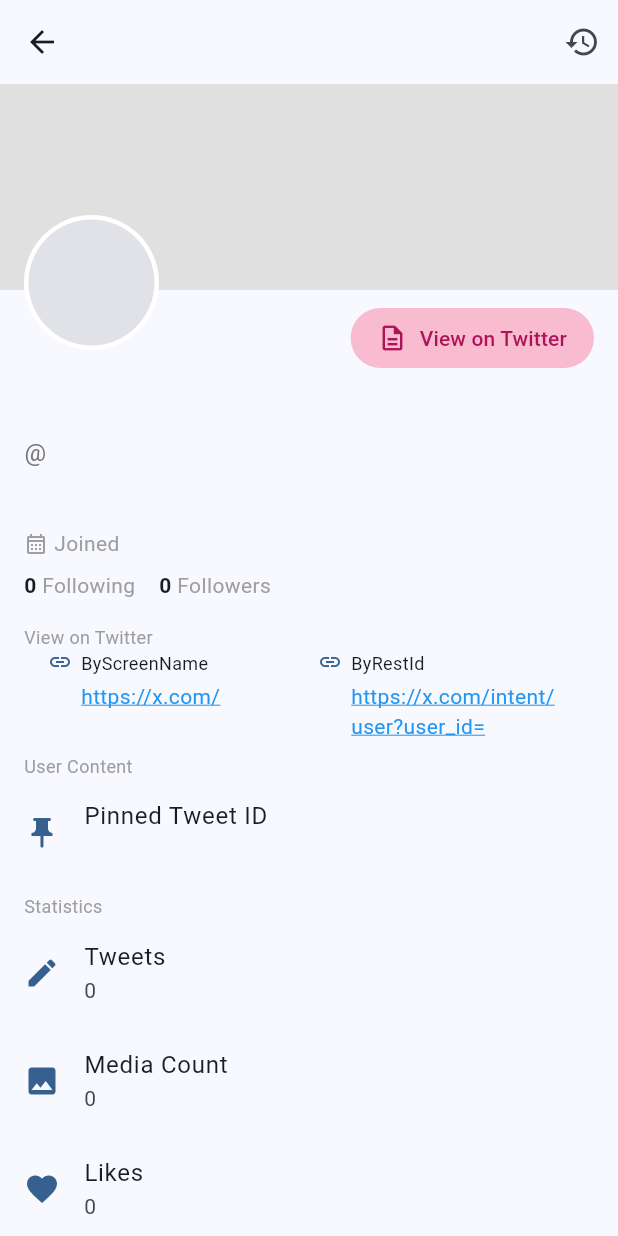
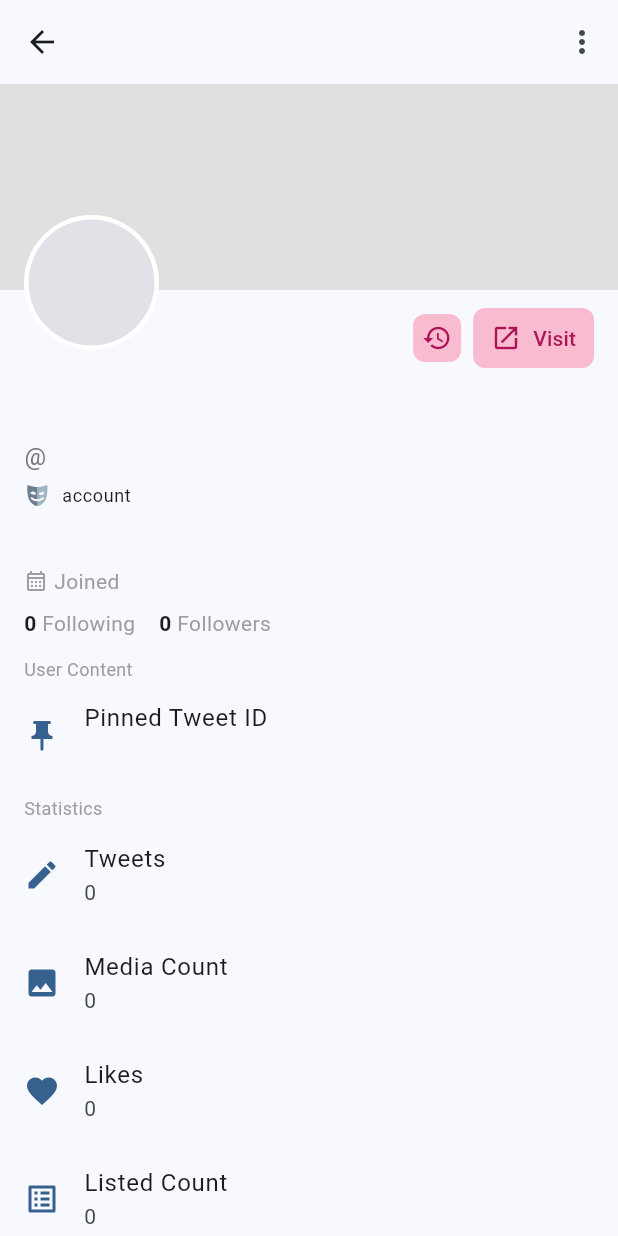
Before and after one commit to MtFloveU/autonitor, a Flutter app: the UserDetailPage screen opened directly with empty values, on a phone screen of 412 x 824 dp. Run offline on Flutter 3.47's test engine with Material 3 defaults, Android fonts, the phone set to English and light mode, and no system bars; our stand-ins replace cached_network_image, dio, drift, flutter_riverpod, flutter_secure_storage, flutter_svg and 2 more; missing offline and left inert: async_locks, flutter_inappwebview; accounts and stored records are empty; generated files the repository leaves out were written again.

Commit message:
UI Optimize (Stage 2)

```diff
--- a/lib/l10n/app_localizations.dart
+++ b/lib/l10n/app_localizations.dart
@@ -318,8 +318,8 @@ abstract class AppLocalizations {
   /// No description provided for @joined.
   ///
   /// In en, this message translates to:
-  /// **'Joined'**
-  String get joined;
+  /// **'Joined {date}'**
+  String joined(String date);
 
   /// No description provided for @im_logged_in.
   ///
@@ -716,6 +716,12 @@ abstract class AppLocalizations {
   /// In en, this message translates to:
   /// **'Automated by @{automatedScreenName}'**
   String automated_by(String automatedScreenName);
+
+  /// No description provided for @visit.
+  ///
+  /// In en, this message translates to:
+  /// **'Visit'**
+  String get visit;
 }
 
 class _AppLocalizationsDelegate
--- a/lib/l10n/app_zh.arb
+++ b/lib/l10n/app_zh.arb
@@ -36,7 +36,7 @@
   "choose_login_method": "选择登录方式",
   "browser_login": "浏览器登录",
   "manual_cookie": "输入Cookie",
-  "joined": "加入于",
+  "joined": "{date} 加入",
   "im_logged_in": "我已登录",
   "cancel": "取消",
   "ok": "确定",
@@ -116,5 +116,6 @@
   "graphql_path_config": "GQL QueryId 配置",
   "follows_you": "关注了你",
   "not_follow": "未关注",
-  "automated_by": "由 @{automatedScreenName} 自动发推"
+  "automated_by": "由 @{automatedScreenName} 自动发推",
+  "visit": "访问"
 }
--- a/lib/ui/user_detail_page.dart
+++ b/lib/ui/user_detail_page.dart
@@ -3,6 +3,7 @@ import 'dart:io';
 import 'dart:convert';
 import 'package:autonitor/providers/media_provider.dart';
 import 'package:flutter_riverpod/flutter_riverpod.dart';
+import 'package:intl/intl.dart';
 import 'package:path/path.dart' as p;
 import 'package:cached_network_image/cached_network_image.dart';
 import '../l10n/app_localizations.dart';
@@ -12,6 +13,50 @@ import 'package:flutter_svg/flutter_svg.dart';
 import 'package:url_launcher/url_launcher.dart';
 import '../models/twitter_user.dart';
 import 'user_history_page.dart';
+
+String formatJoinedTime(String? raw) {
+  if (raw == null || raw.isEmpty) return '';
+  try {
+    // 清理多余空格
+    final cleaned = raw.replaceAll(RegExp(r'\s+'), ' ').trim();
+    final parts = cleaned.split(' ');
+    if (parts.length < 6) return raw;
+
+    // 月份映射
+    final monthMap = {
+      'Jan': 1,
+      'Feb': 2,
+      'Mar': 3,
+      'Apr': 4,
+      'May': 5,
+      'Jun': 6,
+      'Jul': 7,
+      'Aug': 8,
+      'Sep': 9,
+      'Oct': 10,
+      'Nov': 11,
+      'Dec': 12,
+    };
+    final month = monthMap[parts[1]];
+    if (month == null) return raw;
+
+    final day = int.parse(parts[2]);
+    final timeParts = parts[3].split(':');
+    final hour = int.parse(timeParts[0]);
+    final minute = int.parse(timeParts[1]);
+    final second = int.parse(timeParts[2]);
+    final year = int.parse(parts[5]);
+
+    final utc = DateTime.utc(year, month, day, hour, minute, second);
+    final local = utc.toLocal();
+
+    final formatter = DateFormat.yMd().add_Hms();
+    return formatter.format(local);
+  } catch (e) {
+    debugPrint('formatJoinTime error: $e');
+    return raw;
+  }
+}
 
 class UserDetailPage extends ConsumerStatefulWidget {
   final TwitterUser user;
@@ -81,13 +126,12 @@ class _UserDetailPageState extends ConsumerState<UserDetailPage>
   void _prepareBuilders() {
     _builders.clear();
     _builders.add(_buildBannerAvatarSection);
-    _builders.add(_buildVisitButton);
+    _builders.add(_buildButtons);
     _builders.add((c) => const SizedBox(height: 5));
     _builders.add(_buildUserInfoColumn);
     _builders.add((c) => const SizedBox(height: 5));
     _builders.add(_buildMetadataRow);
     _builders.add(_buildCountsRow);
-    _builders.add(_buildExternalLinksSection);
     _builders.add(_buildPinnedTweetSection);
     _builders.add(_buildMetadataTiles);
     _builders.add(_buildIdentityTile);
@@ -189,20 +233,33 @@ class _UserDetailPageState extends ConsumerState<UserDetailPage>
       appBar: AppBar(
         title: Text(widget.user.name ?? 'Unknown'),
         actions: [
-          if (!widget.isFromHistory)
-            IconButton(
-              icon: const Icon(Icons.history),
-              tooltip: AppLocalizations.of(context)!.history,
-              onPressed: () {
-                Navigator.push(
-                  context,
-                  MaterialPageRoute(
-                    builder: (_) => UserHistoryPage(
-                      user: widget.user,
-                      ownerId: widget.ownerId,
+          PopupMenuButton<String>(
+            icon: Icon(Icons.more_vert),
+            offset: const Offset(0, 40),
+            onSelected: (value) {
+              if (value == 'json') {
+                final l10n = AppLocalizations.of(context)!;
+                _showJsonDialog(context, l10n);
+              }
+            },
+            itemBuilder: (context) {
+              final l10n = AppLocalizations.of(context)!;
+              return [
+                PopupMenuItem(
+                  value: 'json',
+                  child: Row(
+                    children: [
+                      Icon(
+                        Icons.description_outlined,
+                        size: 20,
+                        color: Theme.of(context).colorScheme.onSurface,
+                      ),
+                      const SizedBox(width: 8),
+                      Text('JSON'),
+                    ],
                   ),
                 ),
-                );
+              ];
             },
           ),
         ],
@@ -352,21 +409,69 @@ class _UserDetailPageState extends ConsumerState<UserDetailPage>
     return Container(color: Colors.grey.shade300);
   }
 
-  Widget _buildVisitButton(BuildContext context) {
+  Widget _buildButtons(BuildContext context) {
     final l10n = AppLocalizations.of(context)!;
+
+    // 右边访问按钮高度，和 padding 一致
+    final buttonHeight = 32.0; // 对应 padding: vertical: 6 + 图标 20 ≈ 32
+
     return Padding(
       padding: const EdgeInsets.only(right: 16.0, top: 8.0),
       child: Align(
         alignment: Alignment.centerRight,
-        child: FilledButton.tonalIcon(
-          onPressed: () => _showJsonDialog(context, l10n),
+        child: Row(
+          mainAxisSize: MainAxisSize.min,
+          children: [
+            // 左边历史按钮，正方形，高度和右边一致
+            SizedBox(
+              width: buttonHeight,
+              height: buttonHeight,
+              child: FilledButton(
+                onPressed: () {
+                  Navigator.push(
+                    context,
+                    MaterialPageRoute(
+                      builder: (_) => UserHistoryPage(
+                        user: widget.user,
+                        ownerId: widget.ownerId,
+                      ),
+                    ),
+                  );
+                },
                 style: FilledButton.styleFrom(
                   backgroundColor: Colors.pink.shade100,
                   foregroundColor: Colors.pink.shade800,
-            padding: const EdgeInsets.symmetric(horizontal: 18, vertical: 8),
+                  padding: EdgeInsets.zero, // 图标紧贴按钮中心
+                  shape: RoundedRectangleBorder(
+                    borderRadius: BorderRadius.circular(8),
                   ),
-          icon: const Icon(Icons.description_outlined, size: 20),
-          label: const Text('View on Twitter'),
+                  minimumSize: Size.zero,
+                  tapTargetSize: MaterialTapTargetSize.shrinkWrap,
+                ),
+                child: const Icon(Icons.history_outlined, size: 20),
+              ),
+            ),
+
+            const SizedBox(width: 8),
+
+            // 右边访问按钮
+            FilledButton.tonalIcon(
+              onPressed: () => _openExternalProfile(context, l10n),
+              style: FilledButton.styleFrom(
+                backgroundColor: Colors.pink.shade100,
+                foregroundColor: Colors.pink.shade800,
+                padding: const EdgeInsets.symmetric(
+                  horizontal: 12,
+                  vertical: 6,
+                ),
+                shape: RoundedRectangleBorder(
+                  borderRadius: BorderRadius.circular(8),
+                ),
+              ),
+              icon: const Icon(Icons.open_in_new, size: 20),
+              label: Text(l10n.visit),
+            ),
+          ],
         ),
       ),
     );
@@ -381,6 +486,8 @@ class _UserDetailPageState extends ConsumerState<UserDetailPage>
         children: [
           _buildNameHeader(context),
           _buildScreenName(context),
+          _buildAutomation(context),
+          _buildParodyLabel(context),
           const SizedBox(height: 4),
           SelectableText(
             widget.user.bio ?? '',
@@ -410,7 +517,7 @@ class _UserDetailPageState extends ConsumerState<UserDetailPage>
           _buildIconText(
             context,
             Icons.calendar_month_outlined,
-            '${l10n.joined} ${widget.user.joinedTime}',
+            l10n.joined(formatJoinedTime(widget.user.joinedTime)),
           ),
         ],
       ),
@@ -427,23 +534,6 @@ class _UserDetailPageState extends ConsumerState<UserDetailPage>
         children: [
           _buildCountText(context, widget.user.followingCount, l10n.following),
           _buildCountText(context, widget.user.followersCount, l10n.followers),
-        ],
-      ),
-    );
-  }
-
-  Widget _buildExternalLinksSection(BuildContext context) {
-    final l10n = AppLocalizations.of(context)!;
-    return Padding(
-      padding: const EdgeInsets.fromLTRB(16, 8, 16, 4),
-      child: Column(
-        crossAxisAlignment: CrossAxisAlignment.start,
-        children: [
-          Text(
-            l10n.view_on_twitter,
-            style: const TextStyle(fontSize: 12, color: Colors.grey),
-          ),
-          _buildExternalLinks(context),
         ],
       ),
     );
@@ -538,8 +628,9 @@ class _UserDetailPageState extends ConsumerState<UserDetailPage>
   Widget _buildSnapshotInfo(BuildContext context) {
     if (!widget.isFromHistory ||
         widget.snapshotId == null ||
-        widget.snapshotTimestamp == null)
+        widget.snapshotTimestamp == null) {
       return const SizedBox.shrink();
+    }
     return Padding(
       padding: const EdgeInsets.symmetric(vertical: 24, horizontal: 16),
       child: Text(
@@ -602,93 +693,124 @@ class _UserDetailPageState extends ConsumerState<UserDetailPage>
 
   Widget _buildScreenName(BuildContext context) {
     final l10n = AppLocalizations.of(context)!;
-    return Row(
-      children: [
-        Flexible(
-          child: SelectableText.rich(
-            TextSpan(
-              children: [
-                // @username
-                TextSpan(
-                  text: '@${widget.user.screenName ?? ''} ',
+    final children = <Widget>[
+      Text(
+        '@',
         style: Theme.of(
           context,
         ).textTheme.bodyLarge?.copyWith(color: Colors.grey.shade600),
       ),
+      SelectableText(
+        widget.user.screenName ?? '',
+        style: Theme.of(
+          context,
+        ).textTheme.bodyLarge?.copyWith(color: Colors.grey.shade600),
+      ),
+    ];
 
-                // Follows you 标签，如果为 true 才显示
-                if (widget.user.isFollower)
-                  WidgetSpan(
-                    alignment: PlaceholderAlignment.middle,
+    if (widget.user.isFollower) {
+      children.add(
+        Padding(
+          padding: const EdgeInsets.only(left: 4),
           child: Container(
-                      padding: const EdgeInsets.symmetric(
-                        horizontal: 5,
-                        vertical: 2,
-                      ),
-                      margin: const EdgeInsets.only(left: 4),
+            padding: const EdgeInsets.symmetric(horizontal: 5, vertical: 2),
             decoration: BoxDecoration(
-                        color: Colors.grey.shade200,
+              color: Theme.of(context).colorScheme.surfaceContainerHighest,
+              border: Border.all(color: Colors.transparent, width: 1.5),
               borderRadius: BorderRadius.circular(4),
             ),
             child: Text(
               l10n.follows_you,
               style: Theme.of(context).textTheme.bodySmall?.copyWith(
-                          color: Colors.grey.shade800,
+                color: Theme.of(context).colorScheme.onSurfaceVariant,
               ),
             ),
           ),
         ),
-              ],
+      );
+    }
+
+    if (widget.user.isFollowing) {
+      children.add(
+        Padding(
+          padding: const EdgeInsets.only(left: 4),
+          child: Container(
+            padding: const EdgeInsets.symmetric(horizontal: 5, vertical: 2),
+            decoration: BoxDecoration(
+              color: Theme.of(context).canvasColor,
+              border: Border.all(
+                color: Theme.of(context).dividerColor,
+                width: 1.5,
+              ),
+              borderRadius: BorderRadius.circular(4),
+            ),
+            child: Text(
+              l10n.following,
+              style: Theme.of(
+                context,
+              ).textTheme.bodySmall?.copyWith(fontWeight: FontWeight.normal),
             ),
           ),
         ),
-      ],
+      );
+    }
+
+    return Wrap(
+      crossAxisAlignment: WrapCrossAlignment.center,
+      children: children,
     );
   }
 
   Widget _buildAutomation(BuildContext context) {
     final l10n = AppLocalizations.of(context)!;
-    return Row(
-      children: [
-        Flexible(
-          child: SelectableText.rich(
-            TextSpan(
-              children: [
-                // @username
-                TextSpan(
-                  text: '@${widget.user.screenName ?? ''} ',
-                  style: Theme.of(
-                    context,
-                  ).textTheme.bodyLarge?.copyWith(color: Colors.grey.shade600),
-                ),
-
-                // Follows you 标签，如果为 true 才显示
-                if (widget.user.isFollower)
-                  WidgetSpan(
-                    alignment: PlaceholderAlignment.middle,
-                    child: Container(
-                      padding: const EdgeInsets.symmetric(
-                        horizontal: 5,
-                        vertical: 2,
-                      ),
-                      margin: const EdgeInsets.only(left: 4),
-                      decoration: BoxDecoration(
-                        color: Colors.grey.shade200,
-                        borderRadius: BorderRadius.circular(4),
-                      ),
-                      child: Text(
-                        l10n.follows_you,
-                        style: Theme.of(context).textTheme.bodySmall?.copyWith(
-                          color: Colors.grey.shade800,
+    if (widget.user.automatedScreenName == null ||
+        widget.user.automatedScreenName!.isEmpty) {
+      return const SizedBox.shrink();
+    }
+    final children = <Widget>[
+      SvgPicture.asset(
+        'assets/icon/bot.svg',
+        width: 18,
+        height: 18,
+        colorFilter: ColorFilter.mode(
+          Theme.of(context).hintColor,
+          BlendMode.srcIn,
         ),
       ),
+      const SizedBox(width: 4),
+      Flexible(
+        child: Text(
+          l10n.automated_by(widget.user.automatedScreenName!),
+          style: Theme.of(context).textTheme.bodySmall?.copyWith(),
         ),
       ),
-              ],
+    ];
+
+    return Padding(
+      padding: const EdgeInsets.only(top: 2),
+      child: Row(children: children),
+    );
+  }
+
+  Widget _buildParodyLabel(BuildContext context) {
+    final label = widget.user.parodyCommentaryFanLabel;
+    if (label == null || label == "None") {
+      return const SizedBox.shrink();
+    }
+    final children = <Widget>[
+      SvgPicture.asset('assets/icon/mask.svg', width: 18, height: 18),
+      const SizedBox(width: 4),
+      Flexible(
+        child: Text(
+          "$label account",
+          style: Theme.of(context).textTheme.bodySmall,
         ),
       ),
-        ),
-      ],
+    ];
+
+    return Padding(
+      padding: const EdgeInsets.only(top: 2),
+      child: Row(children: children),
     );
   }
 
@@ -749,70 +871,6 @@ class _UserDetailPageState extends ConsumerState<UserDetailPage>
     );
   }
 
-  Widget _buildExternalLinks(BuildContext context) {
-    return Padding(
-      padding: const EdgeInsets.symmetric(horizontal: 16.0),
-      child: Row(
-        crossAxisAlignment: CrossAxisAlignment.start,
-        children: [
-          _buildExternalLinkItem(
-            context,
-            'ByScreenName',
-            'https://x.com/${widget.user.screenName}',
-          ),
-          const SizedBox(width: 12),
-          _buildExternalLinkItem(
-            context,
-            'ByRestId',
-            'https://x.com/intent/user?user_id=${widget.user.restId}',
-          ),
-        ],
-      ),
-    );
-  }
-
-  Widget _buildExternalLinkItem(
-    BuildContext context,
-    String title,
-    String url,
-  ) {
-    return Expanded(
-      child: Row(
-        crossAxisAlignment: CrossAxisAlignment.start,
-        children: [
-          Icon(
-            Icons.link,
-            color: Theme.of(context).colorScheme.primary,
-            size: 16,
-          ),
-          const SizedBox(width: 6),
-          Expanded(
-            child: Column(
-              crossAxisAlignment: CrossAxisAlignment.start,
-              children: [
-                Text(title, style: const TextStyle(fontSize: 12)),
-                const SizedBox(height: 4),
-                InkWell(
-                  onTap: () => _launchURL(context, url),
-                  child: Text(
-                    url,
-                    maxLines: 2,
-                    overflow: TextOverflow.ellipsis,
-                    style: const TextStyle(
-                      color: Colors.blue,
-                      decoration: TextDecoration.underline,
-                      decorationColor: Colors.blue,
-                    ),
-                  ),
-                ),
-              ],
-            ),
-          ),
-        ],
-      ),
-    );
-  }
-
   Widget _buildInfoTile(
     BuildContext context,
     IconData icon,
@@ -841,7 +899,7 @@ class _UserDetailPageState extends ConsumerState<UserDetailPage>
     showDialog(
       context: context,
       builder: (dialogContext) => AlertDialog(
-        title: const Text('View on Twitter'),
+        title: const Text('JSON'),
         content: Container(
           width: double.maxFinite,
           constraints: BoxConstraints(
@@ -895,4 +953,16 @@ class _UserDetailPageState extends ConsumerState<UserDetailPage>
       ),
     );
   }
+
+  void _openExternalProfile(BuildContext context, AppLocalizations l10n) async {
+    final screenName = widget.user.screenName;
+    if (screenName == null || screenName.isEmpty) return;
+    final appUrl = Uri.parse('twitter://user?screen_name=$screenName');
+    final webUrl = Uri.parse('https://x.com/$screenName');
+    if (await canLaunchUrl(appUrl)) {
+      await launchUrl(appUrl);
+    } else {
+      await launchUrl(webUrl, mode: LaunchMode.externalApplication);
     }
+  }
+}
```
Also changed, not shown: lib/l10n/app_en.arb (+22 -19 lines), lib/l10n/app_localizations_en.dart (+6 -1 lines), lib/l10n/app_localizations_zh.dart (+13 -3 lines), lib/l10n/app_zh_TW.arb (+4 -3 lines), lib/main.dart (+25 -21 lines), lib/ui/main_scaffold.dart (+5 -15 lines). Lines whose indentation alone changed are shown as unchanged.
